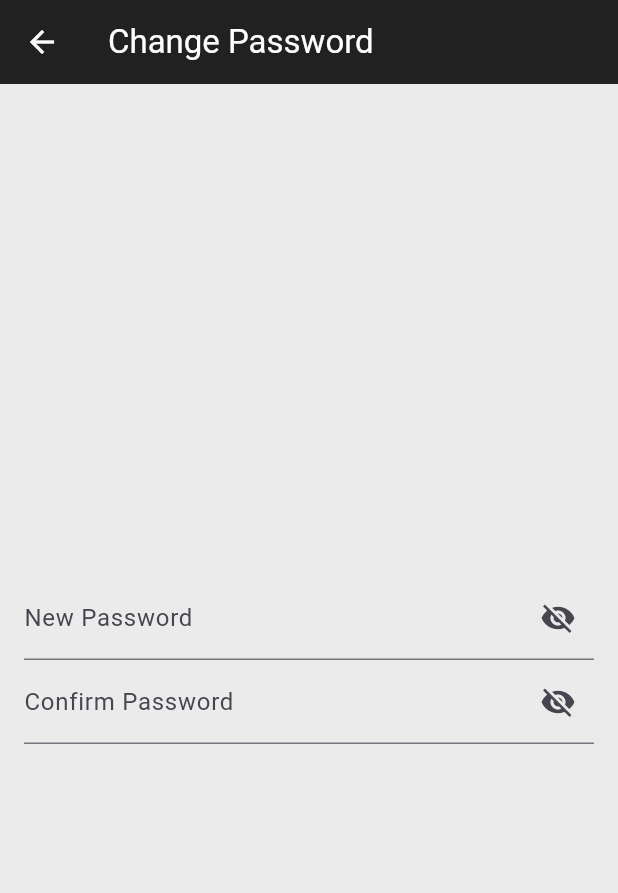
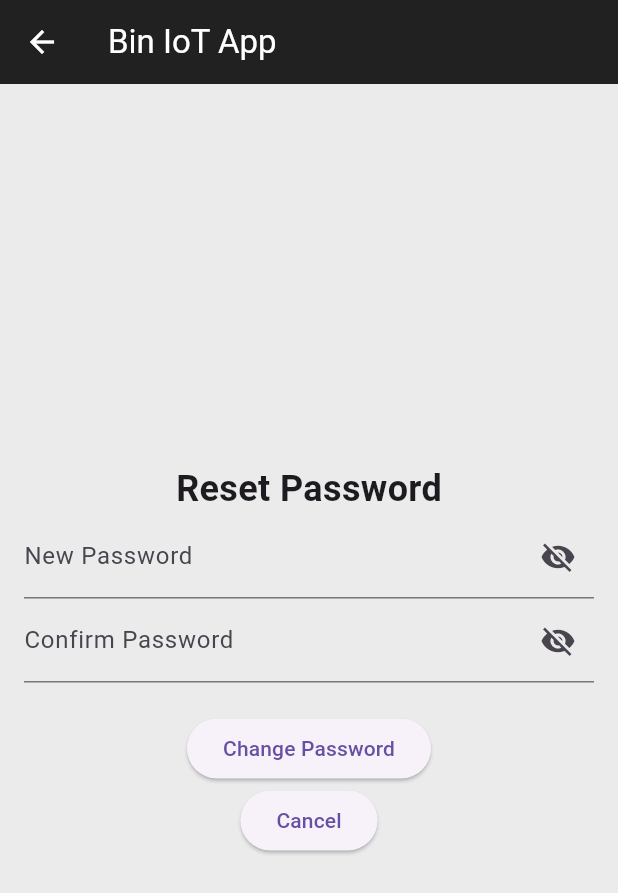
Before and after one commit to fhan-s/iot_bin_app, a Flutter app: the ChangePasswordPage screen opened directly, on a phone screen of 412 x 824 dp. Shown: the top 893 px of the screen. Run offline on Flutter 3.47's test engine with Material 3 defaults, Android fonts, the phone set to English and light mode, and no system bars; our stand-ins replace supabase_flutter; accounts and stored records are empty.

Commit message:
added change password in profile

```diff
--- a/lib/pages/change_password_page.dart
+++ b/lib/pages/change_password_page.dart
@@ -11,15 +11,45 @@ class ChangePasswordPage extends StatefulWidget {
 class _ChangePasswordPageState extends State<ChangePasswordPage> {
   final _newpasswordController = TextEditingController();
   final _confirmpasswordController = TextEditingController();
-  bool obscurePasswordText = true;
+  bool obscureNewPasswordText = true;
+  bool obscureConfirmPasswordText = true;
   Future<void> changePassword() async {
     final newPassword = _newpasswordController.text.trim();
     final confirmPassword = _confirmpasswordController.text.trim();
     final supabase = Supabase.instance.client;
+
     try {
+      if (newPassword.isEmpty) {
+        ScaffoldMessenger.of(context).showSnackBar(
+          const SnackBar(content: Text('Password cannot be empty')),
+        );
+        return;
+      }
+      if (newPassword.length < 6) {
+        ScaffoldMessenger.of(context).showSnackBar(
+          const SnackBar(
+            content: Text('Password must be at least 6 characters long'),
+          ),
+        );
+        return;
+      }
+      if (!RegExp(r'[A-Z]').hasMatch(newPassword)) {
+        ScaffoldMessenger.of(context).showSnackBar(
+          const SnackBar(
+            content: Text(
+              'Password must contain at least one uppercase letter',
+            ),
+          ),
+        );
+        return;
+      }
       if (newPassword != confirmPassword) {
-        throw Exception('Passwords do not match');
+        ScaffoldMessenger.of(
+          context,
+        ).showSnackBar(const SnackBar(content: Text('Passwords do not match')));
+        return;
       }
+
       await supabase.auth.updateUser(UserAttributes(password: newPassword));
       // Call Supabase or relevant service to change password
       if (!mounted) return;
@@ -32,35 +62,44 @@ class _ChangePasswordPageState extends State<ChangePasswordPage> {
       ScaffoldMessenger.of(
         context,
       ).showSnackBar(SnackBar(content: Text('Password change failed: $e')));
-    } finally {
-      _newpasswordController.clear();
-      _confirmpasswordController.clear();
     }
+  }
+
+  @override
+  void dispose() {
+    // Dispose controllers to prevent memory leaks
+    _newpasswordController.dispose();
+    _confirmpasswordController.dispose();
+    super.dispose();
   }
 
   @override
   Widget build(BuildContext context) {
     return Scaffold(
-      appBar: AppBar(title: const Text('Change Password')),
+      appBar: AppBar(title: const Text('Bin IoT App')),
       body: Padding(
         padding: const EdgeInsets.all(16.0),
         child: Column(
           mainAxisAlignment: MainAxisAlignment.center,
           children: [
+            Text(
+              'Reset Password',
+              style: const TextStyle(fontSize: 24, fontWeight: FontWeight.bold),
+            ),
             TextField(
               controller: _newpasswordController,
-              obscureText: obscurePasswordText,
+              obscureText: obscureNewPasswordText,
               decoration: InputDecoration(
                 labelText: 'New Password',
                 suffixIcon: IconButton(
                   icon: Icon(
-                    obscurePasswordText
+                    obscureNewPasswordText
                         ? Icons.visibility_off
                         : Icons.visibility,
                   ),
                   onPressed: () {
                     setState(() {
-                      obscurePasswordText = !obscurePasswordText;
+                      obscureNewPasswordText = !obscureNewPasswordText;
                     });
                   },
                 ),
@@ -68,22 +107,34 @@ class _ChangePasswordPageState extends State<ChangePasswordPage> {
             ),
             TextField(
               controller: _confirmpasswordController,
-              obscureText: obscurePasswordText,
+              obscureText: obscureConfirmPasswordText,
               decoration: InputDecoration(
                 labelText: 'Confirm Password',
                 suffixIcon: IconButton(
                   icon: Icon(
-                    obscurePasswordText
+                    obscureConfirmPasswordText
                         ? Icons.visibility_off
                         : Icons.visibility,
                   ),
                   onPressed: () {
                     setState(() {
-                      obscurePasswordText = !obscurePasswordText;
+                      obscureConfirmPasswordText = !obscureConfirmPasswordText;
                     });
                   },
                 ),
               ),
+            ),
+            const SizedBox(height: 20),
+            ElevatedButton(
+              onPressed: changePassword,
+              child: const Text('Change Password'),
+            ),
+            //cancel button
+            ElevatedButton(
+              onPressed: () {
+                Navigator.of(context).pop();
+              },
+              child: const Text('Cancel'),
             ),
           ],
         ),
--- a/lib/pages/janitor/dashboard.dart
+++ b/lib/pages/janitor/dashboard.dart
@@ -1,5 +1,4 @@
 import 'package:flutter/material.dart';
-import 'package:iot_bin_app/main.dart';
 import 'package:iot_bin_app/pages/janitor/analytic_page.dart';
 import 'package:iot_bin_app/pages/janitor/map_page.dart';
 import 'package:iot_bin_app/pages/janitor/dashboard_bins.dart';
--- a/lib/pages/profile_page.dart
+++ b/lib/pages/profile_page.dart
@@ -75,7 +75,7 @@ class _ProfilePageState extends State<ProfilePage> {
                   userData['email'] ?? 'No Email',
                   style: const TextStyle(fontSize: 18),
                 ),
-                TextButton(
+                ElevatedButton(
                   child: const Text('Change Password'),
                   onPressed: () async {
                     await passwordReset();
```
